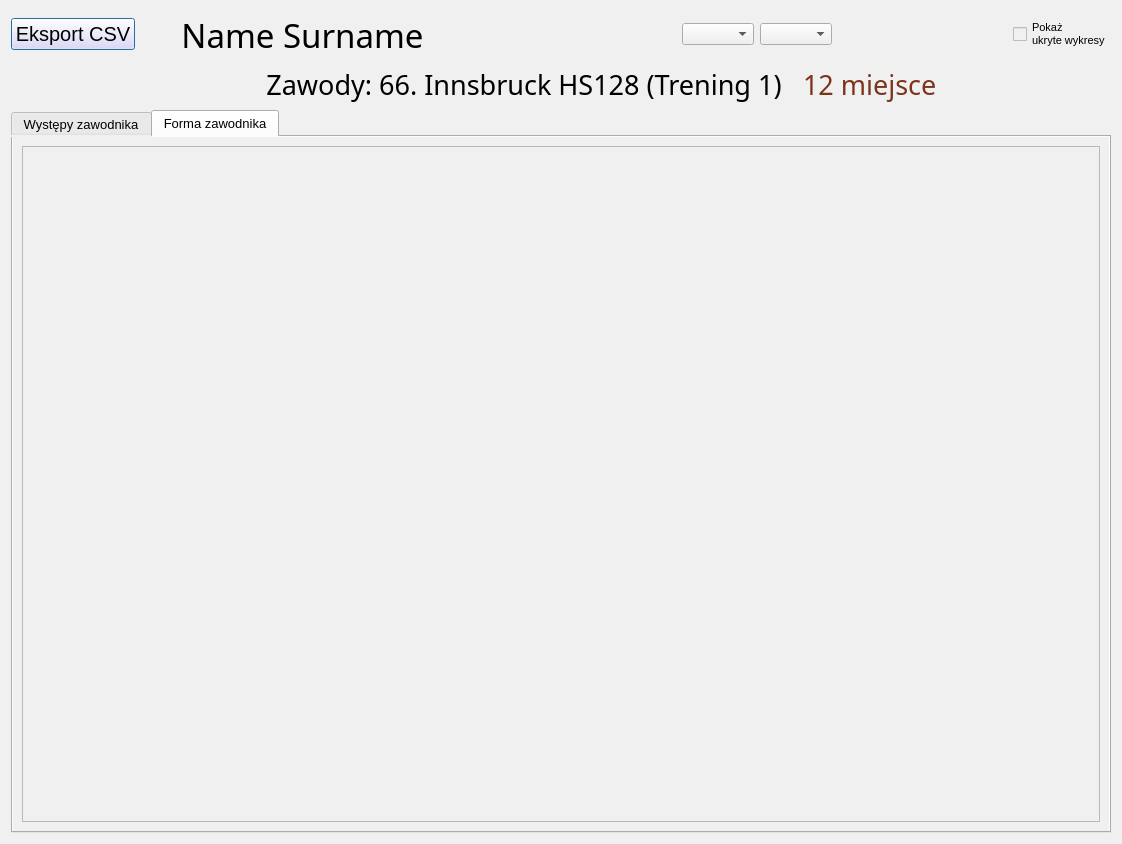
SiekamCebule/sj-sim, file source/UI/Seasons/Stats/JumperStatsWindow.ui: the form before one commit.
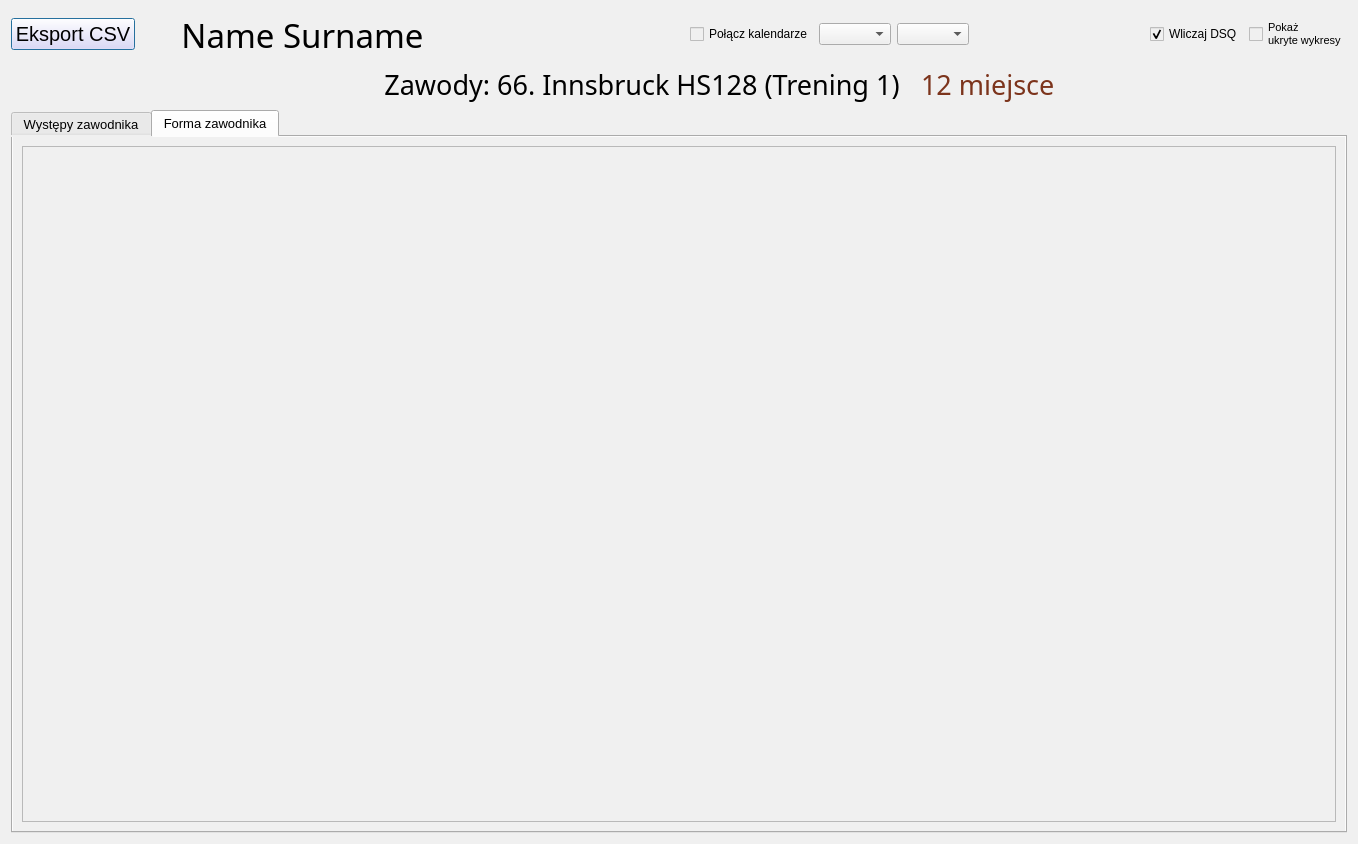
The form after the commit. The open tabs and pages were chosen to show the change.

What changed in the file:
```diff
--- a/source/UI/Seasons/Stats/JumperStatsWindow.ui
+++ b/source/UI/Seasons/Stats/JumperStatsWindow.ui
@@ -6,7 +6,7 @@
    <rect>
     <x>0</x>
     <y>0</y>
-    <width>1122</width>
+    <width>1358</width>
     <height>844</height>
    </rect>
   </property>
@@ -21,7 +21,7 @@
   </property>
   <layout class="QVBoxLayout" name="verticalLayout_2">
    <item>
-    <layout class="QHBoxLayout" name="horizontalLayout" stretch="0,0,0,0,0,0,0,0,0,0,0,0,0,0,0,0,0,0">
+    <layout class="QHBoxLayout" name="horizontalLayout" stretch="0,0,0,0,0,0,0,0,0,0,0,0,0,0,0,0,0,0,0,0">
      <item>
       <widget class="QPushButton" name="pushButton_csvExport">
        <property name="font">
@@ -138,6 +138,13 @@
        </property>
       </spacer>
      </item>
+     <item>
+      <widget class="QCheckBox" name="checkBox_mergeCalendars">
+       <property name="text">
+        <string>Połącz kalendarze</string>
+       </property>
+      </widget>
+     </item>
      <item>
       <widget class="QComboBox" name="comboBox_calendar"/>
      </item>
@@ -236,6 +243,16 @@
        </property>
       </spacer>
      </item>
+     <item>
+      <widget class="QCheckBox" name="checkBox_withDSQ">
+       <property name="text">
+        <string>Wliczaj DSQ</string>
+       </property>
+       <property name="checked">
+        <bool>true</bool>
+       </property>
+      </widget>
+     </item>
      <item>
       <widget class="QCheckBox" name="checkBox">
        <property name="font">
@@ -604,7 +621,7 @@
            <rect>
             <x>0</x>
             <y>0</y>
-            <width>1080</width>
+            <width>1316</width>
             <height>672</height>
            </rect>
           </property>
```
